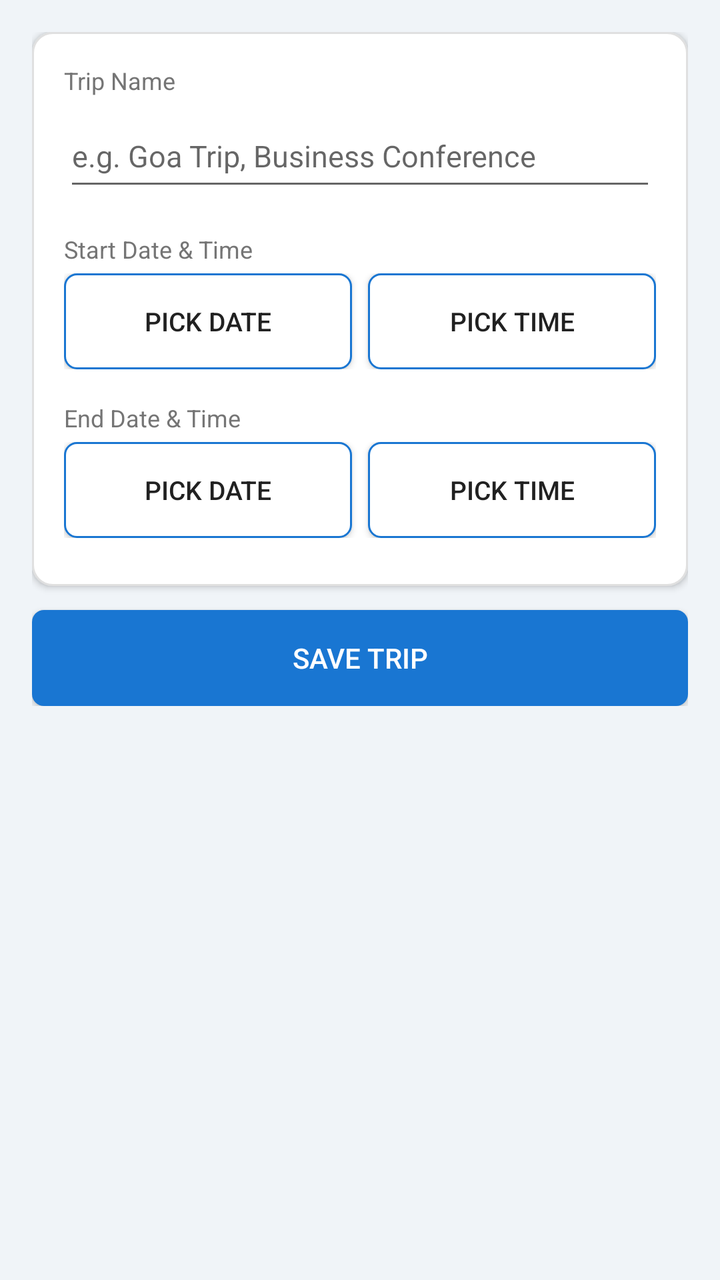
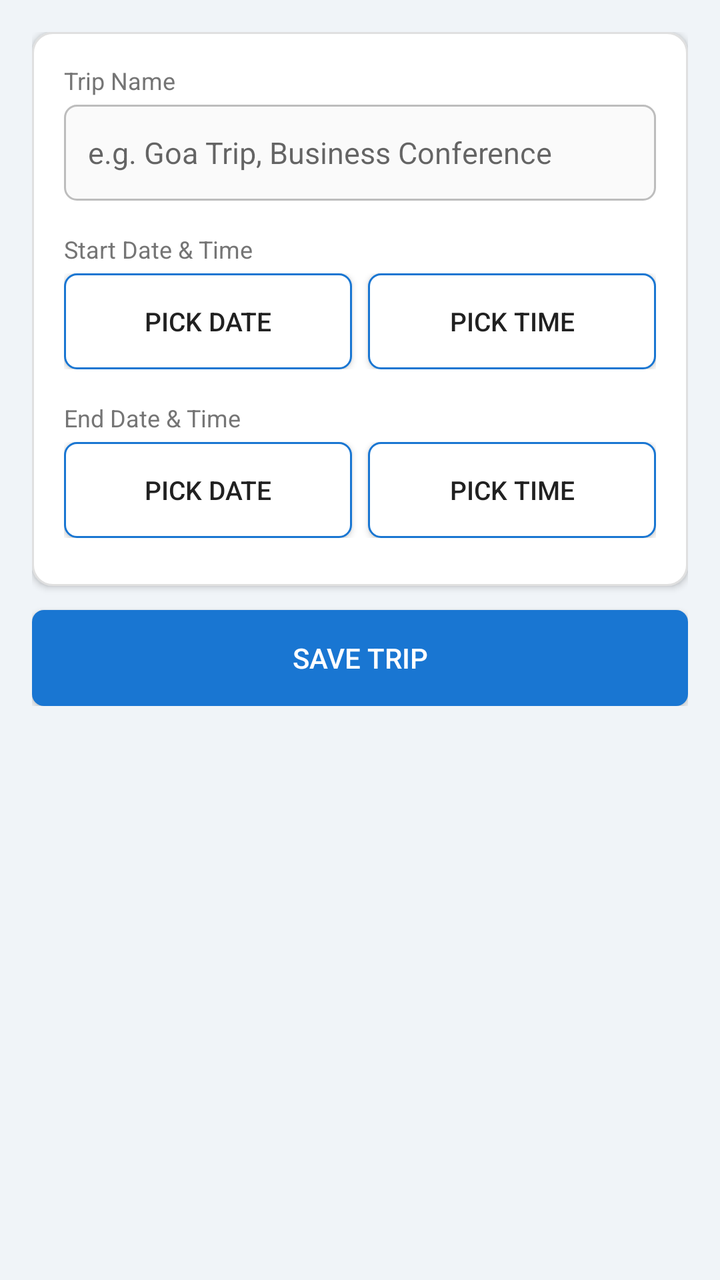

Screens rendered from an Android XML layout before and after an edit, with the pre-edit source and the edit as a unified diff.
<!-- AndroidManifest.xml: application theme android:Theme.Material.Light.DarkActionBar -->
<!-- res/layout/activity_edit_trip.xml -->
<?xml version="1.0" encoding="utf-8"?>
<ScrollView xmlns:android="http://schemas.android.com/apk/res/android"
    android:layout_width="match_parent"
    android:layout_height="match_parent"
    android:background="#F0F4F8">

    <LinearLayout
        android:layout_width="match_parent"
        android:layout_height="wrap_content"
        android:orientation="vertical"
        android:padding="16dp">

        <LinearLayout
            android:layout_width="match_parent"
            android:layout_height="wrap_content"
            android:orientation="vertical"
            android:background="@drawable/bg_card"
            android:elevation="2dp"
            android:padding="16dp"
            android:layout_marginBottom="12dp">

            <TextView
                android:layout_width="match_parent"
                android:layout_height="wrap_content"
                android:text="@string/label_trip_name"
                android:textColor="#757575"
                android:textSize="12sp"
                android:layout_marginBottom="4dp" />

            <EditText
                android:id="@+id/etTripName"
                android:layout_width="match_parent"
                android:layout_height="48dp"
                android:hint="@string/hint_trip_name"
                android:inputType="textCapWords"
                android:textSize="15sp"
                android:textColor="#212121"
                android:layout_marginBottom="16dp" />

            <TextView
                android:layout_width="match_parent"
                android:layout_height="wrap_content"
                android:text="@string/label_start_date"
                android:textColor="#757575"
                android:textSize="12sp"
                android:layout_marginBottom="4dp" />

            <LinearLayout
                android:layout_width="match_parent"
                android:layout_height="wrap_content"
                android:orientation="horizontal"
                android:layout_marginBottom="16dp">

                <Button
                    android:id="@+id/btnStartDate"
                    android:layout_width="0dp"
                    android:layout_height="48dp"
                    android:layout_weight="1"
                    android:text="@string/hint_pick_date"
                    android:textSize="13sp"
                    android:textColor="#212121"
                    android:background="@drawable/bg_button_secondary"
                    android:layout_marginRight="8dp" />

                <Button
                    android:id="@+id/btnStartTime"
                    android:layout_width="0dp"
                    android:layout_height="48dp"
                    android:layout_weight="1"
                    android:text="@string/hint_pick_time"
                    android:textSize="13sp"
                    android:textColor="#212121"
                    android:background="@drawable/bg_button_secondary" />

            </LinearLayout>

            <TextView
                android:layout_width="match_parent"
                android:layout_height="wrap_content"
                android:text="@string/label_end_date"
                android:textColor="#757575"
                android:textSize="12sp"
                android:layout_marginBottom="4dp" />

            <LinearLayout
                android:layout_width="match_parent"
                android:layout_height="wrap_content"
                android:orientation="horizontal"
                android:layout_marginBottom="8dp">

                <Button
                    android:id="@+id/btnEndDate"
                    android:layout_width="0dp"
                    android:layout_height="48dp"
                    android:layout_weight="1"
                    android:text="@string/hint_pick_date"
                    android:textSize="13sp"
                    android:textColor="#212121"
                    android:background="@drawable/bg_button_secondary"
                    android:layout_marginRight="8dp" />

                <Button
                    android:id="@+id/btnEndTime"
                    android:layout_width="0dp"
                    android:layout_height="48dp"
                    android:layout_weight="1"
                    android:text="@string/hint_pick_time"
                    android:textSize="13sp"
                    android:textColor="#212121"
                    android:background="@drawable/bg_button_secondary" />

            </LinearLayout>

        </LinearLayout>

        <Button
            android:id="@+id/btnSaveTrip"
            android:layout_width="match_parent"
            android:layout_height="48dp"
            android:text="@string/btn_save_trip"
            android:textColor="#FFFFFF"
            android:textSize="14sp"
            android:background="@drawable/bg_button_primary" />

    </LinearLayout>
</ScrollView>
<!-- resources referenced by this layout -->
<resources>
  <!-- drawable bg_button_primary (drawable) -->
  <?xml version="1.0" encoding="utf-8"?>
  <ripple xmlns:android="http://schemas.android.com/apk/res/android"
      android:color="#1565C0">
      <item>
          <shape android:shape="rectangle">
              <solid android:color="#1976D2" />
              <corners android:radius="6dp" />
          </shape>
      </item>
  </ripple>
  <!-- drawable bg_button_secondary (drawable) -->
  <?xml version="1.0" encoding="utf-8"?>
  <ripple xmlns:android="http://schemas.android.com/apk/res/android"
      android:color="#BBDEFB">
      <item>
          <shape android:shape="rectangle">
              <solid android:color="#FFFFFF" />
              <corners android:radius="6dp" />
              <stroke android:width="1dp" android:color="#1976D2" />
          </shape>
      </item>
  </ripple>
  <!-- drawable bg_card (drawable) -->
  <?xml version="1.0" encoding="utf-8"?>
  <shape xmlns:android="http://schemas.android.com/apk/res/android"
      android:shape="rectangle">
      <solid android:color="#FFFFFF" />
      <corners android:radius="10dp" />
      <stroke android:width="1dp" android:color="#E0E0E0" />
  </shape>
  <string name="btn_save_trip">Save Trip</string>
  <string name="hint_pick_date">Pick Date</string>
  <string name="hint_pick_time">Pick Time</string>
  <string name="hint_trip_name">e.g. Goa Trip, Business Conference</string>
  <string name="label_end_date">End Date &amp; Time</string>
  <string name="label_start_date">Start Date &amp; Time</string>
  <string name="label_trip_name">Trip Name</string>
</resources>

<!-- the commit's change to res/layout/activity_edit_trip.xml (unified diff, before → after) -->
@@ -29,6 +29,9 @@
 
             <EditText
                 android:id="@+id/etTripName"
+                android:background="@drawable/bg_edittext_outlined"
+                android:paddingLeft="12dp"
+                android:paddingRight="12dp"
                 android:layout_width="match_parent"
                 android:layout_height="48dp"
                 android:hint="@string/hint_trip_name"
<!-- resource entries referenced after the edit -->
@@ -31,6 +31,24 @@
       <corners android:radius="10dp" />
       <stroke android:width="1dp" android:color="#E0E0E0" />
   </shape>
+  <!-- drawable bg_edittext_outlined (drawable) -->
+  <?xml version="1.0" encoding="utf-8"?>
+  <selector xmlns:android="http://schemas.android.com/apk/res/android">
+      <item android:state_focused="true">
+          <shape android:shape="rectangle">
+              <solid android:color="#FFFFFF" />
+              <corners android:radius="6dp" />
+              <stroke android:width="2dp" android:color="#1976D2" />
+          </shape>
+      </item>
+      <item>
+          <shape android:shape="rectangle">
+              <solid android:color="#FAFAFA" />
+              <corners android:radius="6dp" />
+              <stroke android:width="1dp" android:color="#BDBDBD" />
+          </shape>
+      </item>
+  </selector>
   <string name="btn_save_trip">Save Trip</string>
   <string name="hint_pick_date">Pick Date</string>
   <string name="hint_pick_time">Pick Time</string>
